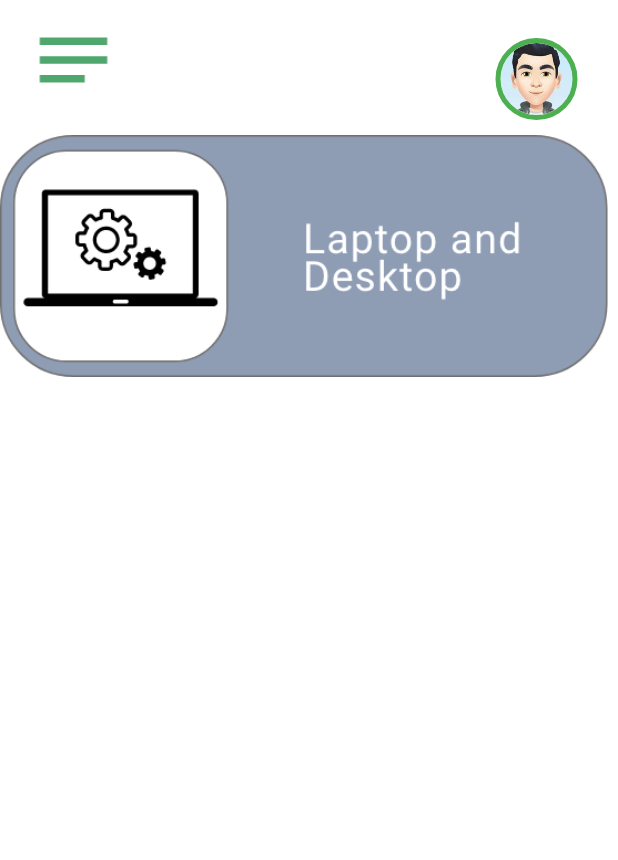
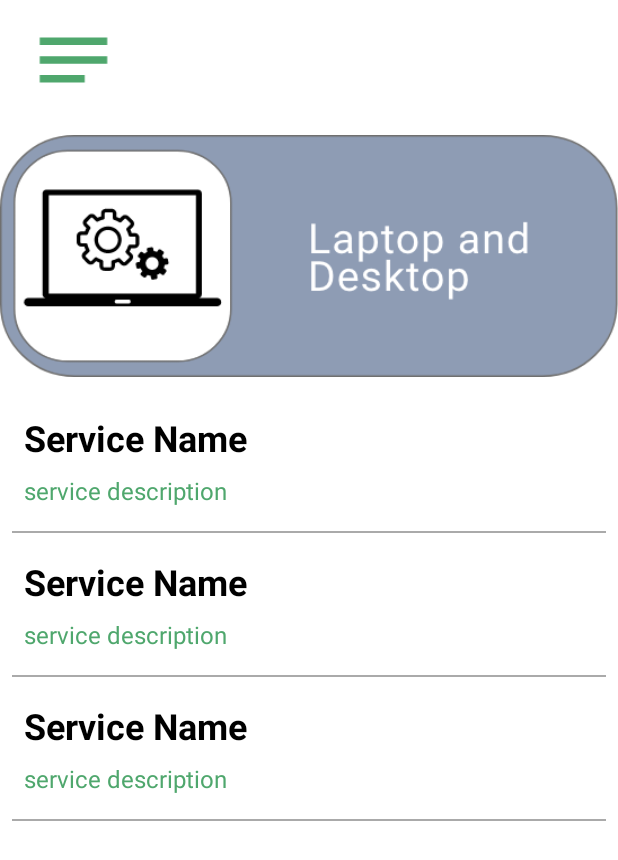
Before and after one commit to yash-61016/ServiceHub, an Android app: the layout activity_electronic_service_offered.xml on its own in the app's theme, with its tools: preview values and no code run, on a phone screen of 412 x 824 dp. Shown: the top 860 px of the screen. Run offline under Robolectric (Android 15) with nearby library versions, the phone set to English and light mode, and no system bars.

Commit message:
fixes in search

```diff
--- a/app/build.gradle
+++ b/app/build.gradle
@@ -56,8 +56,8 @@ dependencies {
     implementation 'de.hdodenhof:circleimageview:3.1.0'
     implementation 'androidx.recyclerview:recyclerview:1.2.0'
     implementation 'androidx.cardview:cardview:1.0.0'
-    implementation 'com.github.bumptech.glide:glide:4.0.0'
-    annotationProcessor 'com.github.bumptech.glide:compiler:4.0.0'
+    implementation 'com.github.bumptech.glide:glide:4.10.0'
+    annotationProcessor 'com.github.bumptech.glide:compiler:4.10.0'
     implementation 'com.firebaseui:firebase-ui-database:2.3.0'
     api 'com.theartofdev.edmodo:android-image-cropper:2.8.0'
 
--- a/app/src/main/java/uk/ac/tees/w9336459/servicehub/Model/Users.java
+++ b/app/src/main/java/uk/ac/tees/w9336459/servicehub/Model/Users.java
@@ -1,4 +1,6 @@
 package uk.ac.tees.w9336459.servicehub.Model;
+
+import android.graphics.drawable.Drawable;
 
 /**
  * Created by AkshayeJH on 15/12/17.
@@ -6,15 +8,15 @@ package uk.ac.tees.w9336459.servicehub.Model;
 
 public class Users {
 
-    public String name, image, skills;
+    public String name, profilepicture, skills;
 
     public Users() {
 
     }
 
-    public Users(String name, String image, String skills) {
+    public Users(String name, String profile_picture, String skills) {
         this.name = name;
-        this.image = image;
+        this.profilepicture = profile_picture;
         this.skills = skills;
     }
 
@@ -26,12 +28,12 @@ public class Users {
         this.name = name;
     }
 
-    public String getImage() {
-        return image;
+    public String getProfilepicture() {
+        return profilepicture;
     }
 
-    public void setImage(String image) {
-        this.image = image;
+    public void setProfilepicture(String profile_picture) {
+        this.profilepicture = profile_picture;
     }
 
     public String getSkills() {
--- a/app/src/main/java/uk/ac/tees/w9336459/servicehub/U_MainScreen.java
+++ b/app/src/main/java/uk/ac/tees/w9336459/servicehub/U_MainScreen.java
@@ -1,6 +1,8 @@
 package uk.ac.tees.w9336459.servicehub;
 
 
+import android.app.AlertDialog;
+import android.content.DialogInterface;
 import android.content.Intent;
 
 import android.graphics.drawable.Drawable;
@@ -24,6 +26,7 @@ import androidx.appcompat.app.AppCompatActivity;
 import androidx.recyclerview.widget.LinearLayoutManager;
 import androidx.recyclerview.widget.RecyclerView;
 
+
 import com.bumptech.glide.Glide;
 import com.firebase.ui.database.FirebaseRecyclerAdapter;
 import com.google.firebase.auth.FirebaseAuth;
@@ -35,7 +38,6 @@ import com.google.firebase.database.FirebaseDatabase;
 
 import com.google.firebase.database.Query;
 import com.google.firebase.database.ValueEventListener;
-import com.google.firebase.database.core.Context;
 import com.squareup.picasso.Picasso;
 
 
@@ -63,6 +65,7 @@ public class U_MainScreen extends AppCompatActivity {
     static private CircleImageView profileimageview;
     private DatabaseReference mServiceProviderDatabse, mref;
     private FirebaseAuth mAuth;
+    private Query firebasequery;
 
 
     @Override
@@ -128,21 +131,20 @@ public class U_MainScreen extends AppCompatActivity {
         });
 
 
-        searchtext = findViewById(R.id.U_Ms_search);
+
+        searchtext = (EditText)findViewById(R.id.U_Ms_search);
         mSearchBtn = (ImageButton) findViewById(R.id.search_btn);
-
         mResultList = (RecyclerView) findViewById(R.id.result_list);
         mResultList.setHasFixedSize(true);
-
         mResultList.setLayoutManager(new LinearLayoutManager(this));
-
         mSearchBtn.setOnClickListener(view -> {
 
-            String searchText = searchtext.getText().toString();
+
+
 
             mResultList.setVisibility(View.VISIBLE);
             sc.setVisibility(View.INVISIBLE);
-            firebaseUserSearch(searchText);
+            firebaseUserSearch(searchtext.getText().toString());
 
 
         });
@@ -175,10 +177,9 @@ public class U_MainScreen extends AppCompatActivity {
             }
         });
 
+       // mServiceProviderDatabse = FirebaseDatabase.getInstance().getReference("ServiceProviders").child("Profile");
+
     }
-
-
-
 
 
 
@@ -189,16 +190,38 @@ public class U_MainScreen extends AppCompatActivity {
 
     @Override
     public void onBackPressed() {
-        moveTaskToBack(true);
+
+        final AlertDialog.Builder builder = new AlertDialog.Builder(U_MainScreen.this);
+        builder.setMessage("Do you want to exit ?");
+        builder.setCancelable(true);
+        builder.setNegativeButton("Yes", new DialogInterface.OnClickListener() {
+            @Override
+            public void onClick(DialogInterface dialogInterface, int i) {
+
+                moveTaskToBack(true);
+            }
+        });
+        builder.setPositiveButton("No", new DialogInterface.OnClickListener() {
+            @Override
+            public void onClick(DialogInterface dialogInterface, int i) {
+
+                dialogInterface.cancel();
+            }
+
+        });
+
+        AlertDialog alertDialog = builder.create();
+        alertDialog.show();
+
+
     }
 
 
     // View Holder Class
     public void firebaseUserSearch(String searchText) {
         Toast.makeText(U_MainScreen.this, "Started Search", Toast.LENGTH_LONG).show();
-
-        mServiceProviderDatabse = FirebaseDatabase.getInstance().getReference("ServiceProviders").child("Profile");
-
+      //  Query firebasequery = mServiceProviderDatabse.orderByChild("name").startAt(searchText).endAt(searchText+"\uf8ff");
+        mServiceProviderDatabse = (DatabaseReference) FirebaseDatabase.getInstance().getReference().child("Users").orderByChild("name").equalTo(String.valueOf(searchText.toLowerCase()));
         FirebaseRecyclerAdapter<Users, UsersViewHolder> firebaseRecyclerAdapter = new FirebaseRecyclerAdapter<Users, UsersViewHolder>(
 
                 Users.class,
@@ -209,7 +232,10 @@ public class U_MainScreen extends AppCompatActivity {
         ) {
             @Override
             protected void populateViewHolder(UsersViewHolder usersViewHolder, Users users, int i) {
-                usersViewHolder.setDetails(users.getName(), users.getSkills(), users.getImage());
+                if(users.getProfilepicture()==null){
+                    users.setProfilepicture("@drawable/avatar");
+                }
+                usersViewHolder.setDetails(users.getName(), users.getSkills(), users.getProfilepicture());
             }
         };
 
@@ -224,7 +250,7 @@ public class U_MainScreen extends AppCompatActivity {
             mView = itemView;
         }
 
-        public void setDetails(String userName, String userStatus, String userImage) {
+        public void setDetails( String userName, String userStatus, String userImage) {
 
             TextView user_name = (TextView) mView.findViewById(R.id.name_text);
             TextView user_skills = (TextView) mView.findViewById(R.id.skills_text);
--- a/app/src/main/res/layout/activity_electronic_service_offered.xml
+++ b/app/src/main/res/layout/activity_electronic_service_offered.xml
@@ -8,8 +8,8 @@
     android:orientation="vertical"
     tools:context=".Tiles.electronic_service_offered">
     <LinearLayout
-        android:layout_width="wrap_content"
-        android:layout_height="wrap_content"
+        android:layout_width="match_parent"
+        android:layout_height="match_parent"
         android:orientation="vertical">
     <RelativeLayout
         android:layout_width="405dp"
@@ -26,17 +26,7 @@
                 android:paddingTop="10dp"
                 android:paddingLeft="10dp"/>
 
-            <de.hdodenhof.circleimageview.CircleImageView
-                android:layout_width="67dp"
-                android:layout_height="80dp"
-                android:layout_alignParentEnd="true"
-                android:layout_alignParentRight="true"
-                android:layout_marginEnd="14dp"
-                android:layout_marginRight="37dp"
-                android:paddingTop="25dp"
-                android:src="@drawable/avatar"
-                app:civ_border_color="#4CAF50"
-                app:civ_border_width="3dp" />
+
 
     </RelativeLayout>
 
@@ -54,27 +44,19 @@
 
         <ScrollView
             android:layout_marginTop="-90dp"
+            android:layout_marginStart="0dp"
             android:layout_width="match_parent"
-            android:layout_height="525dp">
+            android:layout_height="wrap_content">
 
             <LinearLayout
                 android:layout_width="match_parent"
-                android:layout_height="match_parent"
+                android:layout_height="wrap_content"
                 android:orientation="vertical">
-
-                <FrameLayout xmlns:android="http://schemas.android.com/apk/res/android"
-                    xmlns:tools="http://schemas.android.com/tools"
-                    android:layout_width="match_parent"
-                    android:layout_height="wrap_content"
-                    android:layout_marginStart="18dp"
-                    tools:context=".Tiles.electronic_service_offered">
-                    <androidx.recyclerview.widget.RecyclerView
+                <androidx.recyclerview.widget.RecyclerView
                         android:id="@+id/providerRecyclerView"
                         android:layout_width="match_parent"
-                        android:layout_height="match_parent"
-                        />
-                </FrameLayout>
-
+                        android:layout_height="wrap_content"
+                    tools:listitem="@layout/service_offered_layout_view"/>
                 </LinearLayout>
              </ScrollView>
     </LinearLayout>
--- a/app/src/main/res/layout/list_layout.xml
+++ b/app/src/main/res/layout/list_layout.xml
@@ -12,7 +12,7 @@
         android:layout_alignParentTop="true"
         android:layout_marginLeft="30dp"
         android:layout_marginTop="20dp"
-        android:src="@mipmap/person_four" />
+        android:src="@drawable/avatar" />
 
     <TextView
         android:id="@+id/name_text"
--- /dev/null
+++ b/app/src/main/res/layout/service_offered_layout_view.xml
@@ -0,0 +1,89 @@
+<?xml version="1.0" encoding="utf-8"?>
+<androidx.constraintlayout.widget.ConstraintLayout xmlns:android="http://schemas.android.com/apk/res/android"
+    xmlns:app="http://schemas.android.com/apk/res-auto"
+    xmlns:tools="http://schemas.android.com/tools"
+    android:layout_width="match_parent"
+    android:layout_height="wrap_content"
+    android:orientation="vertical">
+
+
+    <TextView
+        android:id="@+id/serviceNameTextView"
+        android:layout_width="wrap_content"
+        android:layout_height="wrap_content"
+        android:layout_marginStart="16dp"
+        android:layout_marginTop="16dp"
+        android:text="Service Name"
+        android:textSize="24sp"
+        android:textStyle="bold"
+        android:textColor="@color/black"
+        app:layout_constraintStart_toStartOf="parent"
+        app:layout_constraintTop_toTopOf="parent" />
+
+    <TextView
+        android:id="@+id/serviceDescriptionTextView"
+        android:layout_width="wrap_content"
+        android:layout_height="wrap_content"
+        android:layout_marginStart="16dp"
+        android:layout_marginTop="8dp"
+        android:textSize="16sp"
+        android:textColor="@color/green"
+        android:text="service description"
+        app:layout_constraintStart_toStartOf="parent"
+        app:layout_constraintTop_toBottomOf="@+id/serviceNameTextView" />
+
+    <TextView
+        android:id="@+id/textView6"
+        android:layout_width="wrap_content"
+        android:layout_height="wrap_content"
+        android:layout_marginTop="16dp"
+        android:layout_marginEnd="8dp"
+        android:layout_marginBottom="16dp"
+        android:hint="Charge :"
+        android:textSize="16sp"
+        android:textColor="@color/blue"
+        app:layout_constraintBottom_toTopOf="@+id/view"
+        app:layout_constraintEnd_toStartOf="@+id/chargeTextView"
+        app:layout_constraintTop_toTopOf="parent" />
+
+    <TextView
+        android:id="@+id/chargeTextView"
+        android:layout_width="wrap_content"
+        android:textSize="16sp"
+        android:layout_height="wrap_content"
+        android:layout_marginTop="16dp"
+        android:layout_marginEnd="8dp"
+        android:layout_marginBottom="16dp"
+        android:hint="300"
+        android:textColor="@color/blue"
+        app:layout_constraintBottom_toTopOf="@+id/view"
+        app:layout_constraintEnd_toStartOf="@+id/perHourTextView"
+        app:layout_constraintTop_toTopOf="parent" />
+
+    <TextView
+        android:id="@+id/perHourTextView"
+        android:layout_width="wrap_content"
+        android:layout_height="wrap_content"
+        android:textSize="16sp"
+        android:layout_marginTop="16dp"
+        android:layout_marginEnd="16dp"
+        android:layout_marginBottom="16dp"
+        android:text="per hour"
+        app:layout_constraintBottom_toTopOf="@+id/view"
+        app:layout_constraintEnd_toEndOf="parent"
+        app:layout_constraintTop_toTopOf="parent" />
+
+    <View
+        android:id="@+id/view"
+        android:layout_width="match_parent"
+        android:layout_height="1dp"
+        android:layout_marginStart="8dp"
+        android:layout_marginTop="16dp"
+        android:layout_marginEnd="8dp"
+        android:background="@android:color/darker_gray"
+        app:layout_constraintEnd_toEndOf="parent"
+        app:layout_constraintHorizontal_bias="1.0"
+        app:layout_constraintStart_toStartOf="parent"
+        app:layout_constraintTop_toBottomOf="@+id/serviceDescriptionTextView" />
+
+</androidx.constraintlayout.widget.ConstraintLayout>
```
